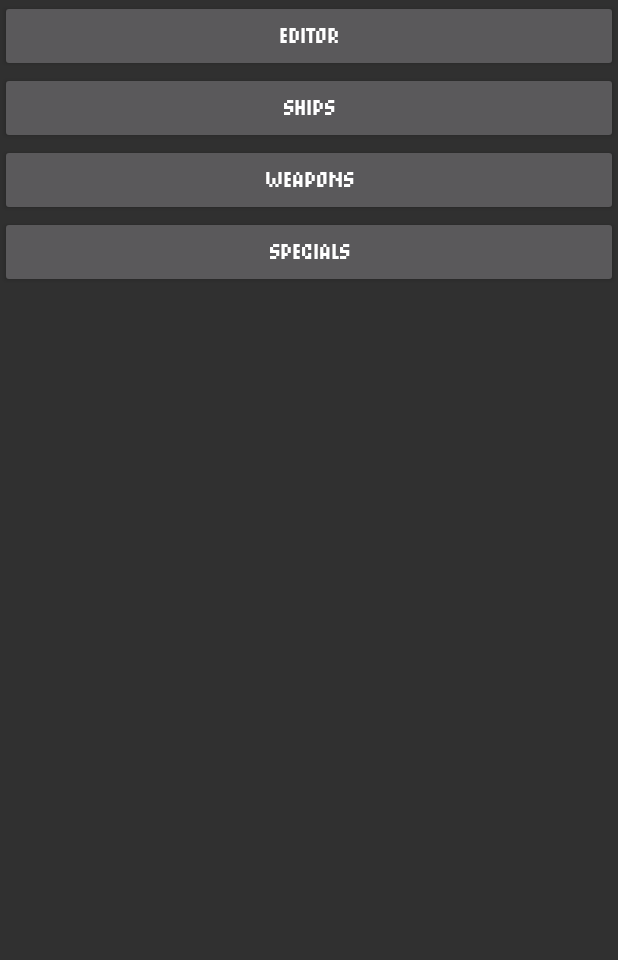
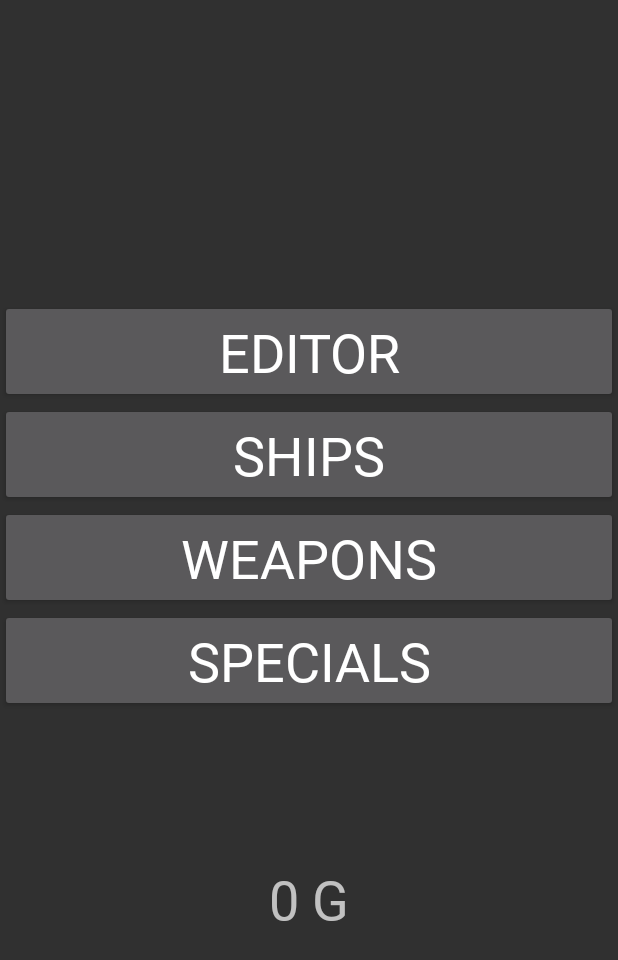
Before and after one commit to Dmity569/SpaceGameBulletHell, an Android app: the ShopActivity screen opened directly, with no data from a screen before it, on a phone screen of 412 x 824 dp. Shown: the top 960 px of the screen. Run offline under Robolectric (Android 15) with nearby library versions, the phone set to English and light mode, and no system bars.

Commit message:
ShipShop

```diff
--- a/app/src/main/AndroidManifest.xml
+++ b/app/src/main/AndroidManifest.xml
@@ -49,6 +49,12 @@
             android:exported="true">
         </activity>
 
+        <activity android:name=".ShipsActivity"
+            android:configChanges="orientation"
+            android:screenOrientation="portrait"
+            android:exported="true">
+        </activity>
+
 
 <!--        <meta-data-->
 <!--            android:name="preloaded_fonts"-->
--- a/app/src/main/java/com/example/spacegame/LevelActivity.java
+++ b/app/src/main/java/com/example/spacegame/LevelActivity.java
@@ -16,15 +16,11 @@ import androidx.appcompat.app.AppCompatActivity;
 import java.util.prefs.Preferences;
 
 public class LevelActivity extends AppCompatActivity {
-    public SharedPreferences mSettings;
-    public SharedPreferences.Editor editor;
     @Override
     protected void onCreate(Bundle savedInstanceState) {
         super.onCreate(savedInstanceState);
         requestWindowFeature(Window.FEATURE_NO_TITLE);
         int level_id = getIntent().getExtras().getInt("level_id");
-        mSettings = getSharedPreferences("settings", Context.MODE_PRIVATE);
-        editor = mSettings.edit();
         setContentView(new DrawView(this, this));
         Toast.makeText(LevelActivity.this, "Level - " + Integer.toString(level_id + 1),
                 Toast.LENGTH_SHORT).show();
@@ -34,6 +30,5 @@ public class LevelActivity extends AppCompatActivity {
     @Override
     protected void onDestroy() {
         super.onDestroy();
-        editor.apply();
     }
 }
--- a/app/src/main/java/com/example/spacegame/ShopActivity.java
+++ b/app/src/main/java/com/example/spacegame/ShopActivity.java
@@ -1,16 +1,34 @@
 package com.example.spacegame;
 
+import android.content.Context;
+import android.content.Intent;
+import android.content.SharedPreferences;
 import android.os.Bundle;
+import android.view.View;
 import android.view.Window;
+import android.widget.Button;
+import android.widget.TextView;
 
 import androidx.appcompat.app.AppCompatActivity;
 
 public class ShopActivity extends AppCompatActivity {
-
+    SharedPreferences mSettings;
+    TextView moneyShop;
     @Override
     protected void onCreate(Bundle savedInstanceState) {
         super.onCreate(savedInstanceState);
         requestWindowFeature(Window.FEATURE_NO_TITLE);
         setContentView(R.layout.activity_shop);
+        mSettings = getSharedPreferences("mysettings", Context.MODE_PRIVATE);
+        moneyShop = (TextView) findViewById(R.id.moneyShop);
+        moneyShop.setText(Integer.toString(mSettings.getInt("money", 0)) + " G");
+        Button ships = (Button) findViewById(R.id.ships);
+        ships.setOnClickListener(new View.OnClickListener() {
+            @Override
+            public void onClick(View view) {
+                Intent i = new Intent(ShopActivity.this, ShipsActivity.class);
+                startActivity(i);
+            }
+        });
     }
 }
--- a/app/src/main/res/layout/activity_shop.xml
+++ b/app/src/main/res/layout/activity_shop.xml
@@ -8,6 +8,7 @@
     <LinearLayout
         android:layout_width="match_parent"
         android:layout_height="match_parent"
+        android:gravity="center"
         android:orientation="vertical"
         tools:layout_editor_absoluteX="145dp"
         tools:layout_editor_absoluteY="236dp">
@@ -17,27 +18,41 @@
             android:layout_width="match_parent"
             android:layout_height="wrap_content"
             android:fontFamily="@font/gorgeouspixel"
-            android:text="Editor" />
+            android:text="Editor"
+            android:textSize="36sp" />
 
         <Button
             android:id="@+id/ships"
             android:layout_width="match_parent"
             android:layout_height="wrap_content"
             android:fontFamily="@font/gorgeouspixel"
-            android:text="Ships" />
+            android:text="Ships"
+            android:textSize="36sp" />
 
         <Button
             android:id="@+id/weapon"
             android:layout_width="match_parent"
             android:layout_height="wrap_content"
             android:fontFamily="@font/gorgeouspixel"
-            android:text="Weapons" />
+            android:text="Weapons"
+            android:textSize="36sp" />
 
         <Button
             android:id="@+id/specials"
             android:layout_width="match_parent"
             android:layout_height="wrap_content"
             android:fontFamily="@font/gorgeouspixel"
-            android:text="Specials" />
+            android:text="Specials"
+            android:textSize="36sp" />
+
+        <TextView
+            android:id="@+id/moneyShop"
+            android:layout_width="match_parent"
+            android:layout_height="wrap_content"
+            android:fontFamily="@font/gorgeouspixel"
+            android:paddingTop="100dp"
+            android:text="Money"
+            android:textAlignment="center"
+            android:textSize="36sp" />
     </LinearLayout>
 </androidx.constraintlayout.widget.ConstraintLayout>
```
Also changed, not shown: app/src/main/java/com/example/spacegame/EditorInfo.java (added, +15 -0 lines), app/src/main/java/com/example/spacegame/LogicThread.java (+13 -8 lines), app/src/main/java/com/example/spacegame/ShipsActivity.java (added, +46 -0 lines), app/src/main/res/layout/activity_ships.xml (added, +74 -0 lines), app/src/main/assets/fonts/gorgeouspixel.ttf (renamed from app/src/main/res/font/gorgeouspixel.ttf).
